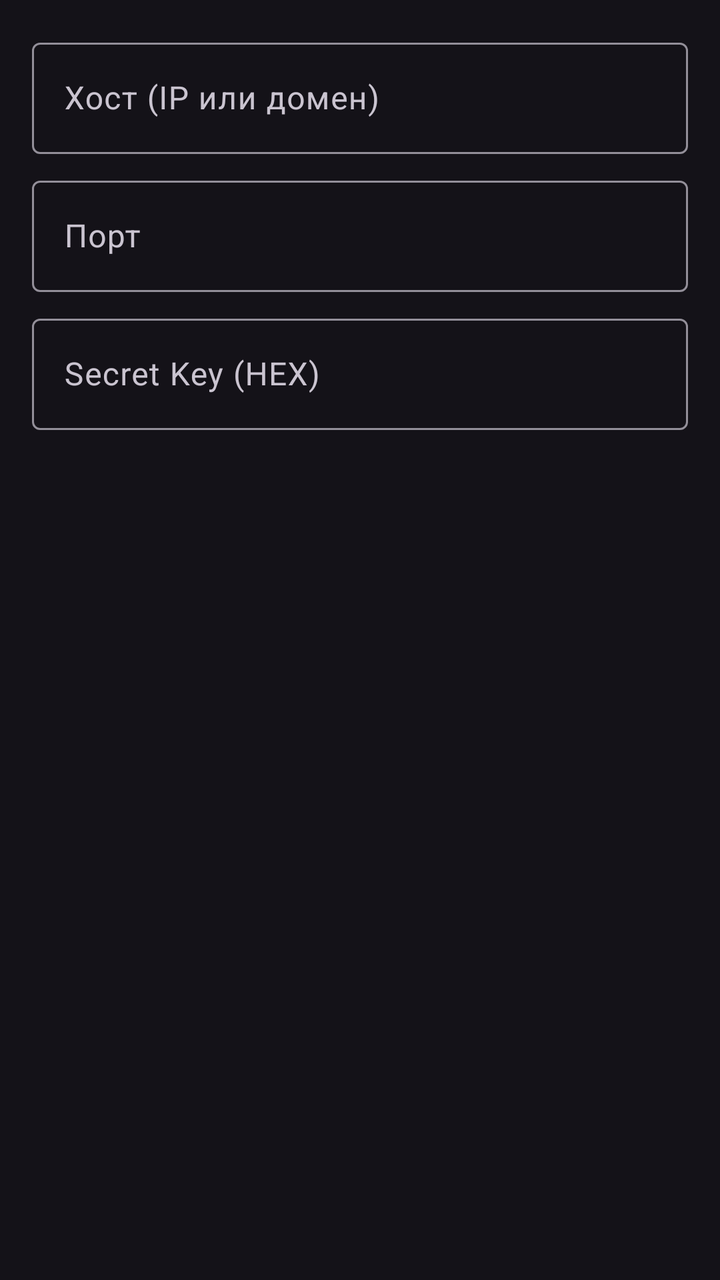
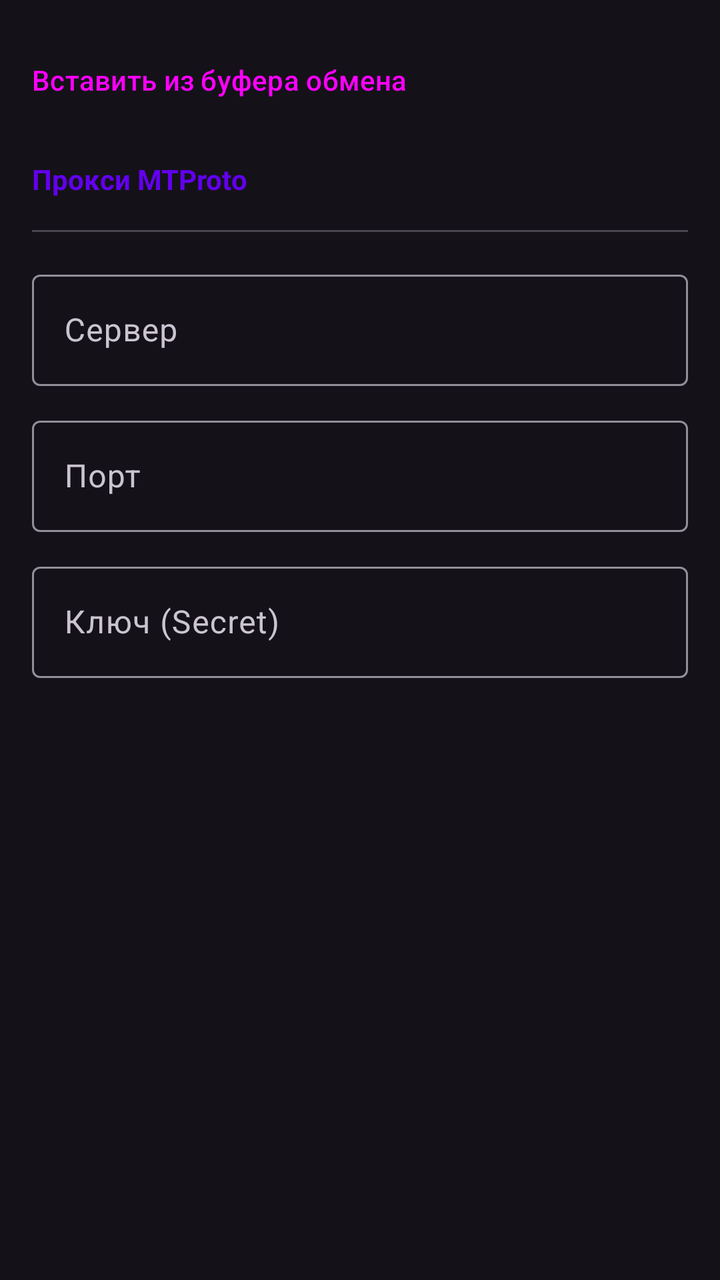

Screens rendered from an Android XML layout before and after an edit, with the pre-edit source and the edit as a unified diff.
<!-- AndroidManifest.xml: application theme Theme.TelegramNewsReader -->
<!-- res/layout/dialog_proxy_add.xml -->
<?xml version="1.0" encoding="utf-8"?>
<LinearLayout xmlns:android="http://schemas.android.com/apk/res/android"
    xmlns:app="http://schemas.android.com/apk/res-auto"
    android:layout_width="match_parent"
    android:layout_height="wrap_content"
    android:orientation="vertical"
    android:padding="16dp">

    <com.google.android.material.textfield.TextInputLayout
        android:layout_width="match_parent"
        android:layout_height="wrap_content"
        android:hint="Хост (IP или домен)"
        android:layout_marginBottom="8dp"
        style="@style/Widget.Material3.TextInputLayout.OutlinedBox">

        <com.google.android.material.textfield.TextInputEditText
            android:id="@+id/et_proxy_host"
            android:layout_width="match_parent"
            android:layout_height="wrap_content"
            android:inputType="textUri" />
    </com.google.android.material.textfield.TextInputLayout>

    <com.google.android.material.textfield.TextInputLayout
        android:layout_width="match_parent"
        android:layout_height="wrap_content"
        android:hint="Порт"
        android:layout_marginBottom="8dp"
        style="@style/Widget.Material3.TextInputLayout.OutlinedBox">

        <com.google.android.material.textfield.TextInputEditText
            android:id="@+id/et_proxy_port"
            android:layout_width="match_parent"
            android:layout_height="wrap_content"
            android:inputType="number" />
    </com.google.android.material.textfield.TextInputLayout>

    <com.google.android.material.textfield.TextInputLayout
        android:layout_width="match_parent"
        android:layout_height="wrap_content"
        android:hint="Secret Key (HEX)"
        style="@style/Widget.Material3.TextInputLayout.OutlinedBox">

        <com.google.android.material.textfield.TextInputEditText
            android:id="@+id/et_proxy_secret"
            android:layout_width="match_parent"
            android:layout_height="wrap_content"
            android:inputType="textVisiblePassword" />
    </com.google.android.material.textfield.TextInputLayout>

</LinearLayout>
<!-- resources referenced by this layout -->
<resources>
  <style name="Theme.TelegramNewsReader" parent="Theme.TelegramNewsReader.Purple" />
  <style name="Theme.TelegramNewsReader.Purple" parent="Theme.Material3.Dark.NoActionBar">
          <item name="colorPrimary">@color/purple_500</item>
          <item name="colorPrimaryVariant">@color/purple_700</item>
          <item name="colorOnPrimary">@color/white</item>
          <item name="android:statusBarColor">?attr/colorPrimaryVariant</item>
          <item name="actionBarStyle">@style/CustomActionBarStyle</item>
      </style>
  <color name="purple_500">#FF6200EE</color>
  <color name="purple_700">#FF3700B3</color>
  <color name="white">#FFFFFFFF</color>
  <style name="CustomActionBarStyle" parent="Widget.Material3.ActionBar.Solid">
          <item name="titleTextStyle">@style/CustomActionBarTitle</item>
          <item name="android:titleTextStyle">@style/CustomActionBarTitle</item>
      </style>
  <style name="CustomActionBarTitle" parent="TextAppearance.Material3.ActionBar.Title">
          <item name="android:textSize">18sp</item>
          <item name="android:textStyle">bold</item>
          <item name="android:textColor">@color/white</item>
          <item name="android:gravity">center</item>
          <item name="android:layout_gravity">center</item>
      </style>
</resources>

<!-- the commit's change to res/layout/dialog_proxy_add.xml (unified diff, before → after) -->
@@ -1,50 +1,87 @@
 <?xml version="1.0" encoding="utf-8"?>
-<LinearLayout xmlns:android="http://schemas.android.com/apk/res/android"
-    xmlns:app="http://schemas.android.com/apk/res-auto"
+<ScrollView xmlns:android="http://schemas.android.com/apk/res/android"
     android:layout_width="match_parent"
-    android:layout_height="wrap_content"
-    android:orientation="vertical"
-    android:padding="16dp">
+    android:layout_height="wrap_content">
 
-    <com.google.android.material.textfield.TextInputLayout
+    <LinearLayout
         android:layout_width="match_parent"
         android:layout_height="wrap_content"
-        android:hint="Хост (IP или домен)"
-        android:layout_marginBottom="8dp"
-        style="@style/Widget.Material3.TextInputLayout.OutlinedBox">
+        android:orientation="vertical"
+        android:padding="16dp">
 
-        <com.google.android.material.textfield.TextInputEditText
-            android:id="@+id/et_proxy_host"
+        <Button
+            android:id="@+id/btn_paste_inline"
+            style="@style/Widget.Material3.Button.TextButton"
             android:layout_width="match_parent"
             android:layout_height="wrap_content"
-            android:inputType="textUri" />
-    </com.google.android.material.textfield.TextInputLayout>
+            android:text="Вставить из буфера обмена"
+            android:gravity="start|center_vertical"
+            android:paddingStart="0dp"
+            android:layout_marginBottom="16dp" />
 
-    <com.google.android.material.textfield.TextInputLayout
-        android:layout_width="match_parent"
-        android:layout_height="wrap_content"
-        android:hint="Порт"
-        android:layout_marginBottom="8dp"
-        style="@style/Widget.Material3.TextInputLayout.OutlinedBox">
+        <TextView
+            android:layout_width="wrap_content"
+            android:layout_height="wrap_content"
+            android:text="Прокси MTProto"
+            android:textColor="?attr/colorPrimary"
+            android:textStyle="bold"
+            android:layout_marginBottom="16dp" />
 
-        <com.google.android.material.textfield.TextInputEditText
-            android:id="@+id/et_proxy_port"
+        <View
+            android:layout_width="match_parent"
+            android:layout_height="1dp"
+            android:background="?attr/colorOutlineVariant"
+            android:layout_marginBottom="16dp" />
+
+        <com.google.android.material.textfield.TextInputLayout
             android:layout_width="match_parent"
             android:layout_height="wrap_content"
-            android:inputType="number" />
-    </com.google.android.material.textfield.TextInputLayout>
+            android:hint="Сервер"
+            style="@style/Widget.Material3.TextInputLayout.OutlinedBox"
+            android:layout_marginBottom="12dp">
+            <com.google.android.material.textfield.TextInputEditText
+                android:id="@+id/et_proxy_host"
+                android:layout_width="match_parent"
+                android:layout_height="wrap_content"
+                android:inputType="textUri" />
+        </com.google.android.material.textfield.TextInputLayout>
 
-    <com.google.android.material.textfield.TextInputLayout
-        android:layout_width="match_parent"
-        android:layout_height="wrap_content"
-        android:hint="Secret Key (HEX)"
-        style="@style/Widget.Material3.TextInputLayout.OutlinedBox">
-
-        <com.google.android.material.textfield.TextInputEditText
-            android:id="@+id/et_proxy_secret"
+        <com.google.android.material.textfield.TextInputLayout
             android:layout_width="match_parent"
             android:layout_height="wrap_content"
-            android:inputType="textVisiblePassword" />
-    </com.google.android.material.textfield.TextInputLayout>
+            android:hint="Порт"
+            style="@style/Widget.Material3.TextInputLayout.OutlinedBox"
+            android:layout_marginBottom="12dp">
+            <com.google.android.material.textfield.TextInputEditText
+                android:id="@+id/et_proxy_port"
+                android:layout_width="match_parent"
+                android:layout_height="wrap_content"
+                android:inputType="number" />
+        </com.google.android.material.textfield.TextInputLayout>
 
-</LinearLayout>
+        <com.google.android.material.textfield.TextInputLayout
+            android:layout_width="match_parent"
+            android:layout_height="wrap_content"
+            android:hint="Ключ (Secret)"
+            style="@style/Widget.Material3.TextInputLayout.OutlinedBox"
+            android:layout_marginBottom="16dp">
+            <com.google.android.material.textfield.TextInputEditText
+                android:id="@+id/et_proxy_secret"
+                android:layout_width="match_parent"
+                android:layout_height="wrap_content"
+                android:inputType="textVisiblePassword" />
+        </com.google.android.material.textfield.TextInputLayout>
+
+        <Button
+            android:id="@+id/btn_delete_proxy_inline"
+            style="@style/Widget.Material3.Button.TextButton"
+            android:layout_width="match_parent"
+            android:layout_height="wrap_content"
+            android:text="Удалить"
+            android:textColor="?attr/colorError"
+            android:gravity="start|center_vertical"
+            android:paddingStart="0dp"
+            android:visibility="gone" />
+
+    </LinearLayout>
+</ScrollView>
